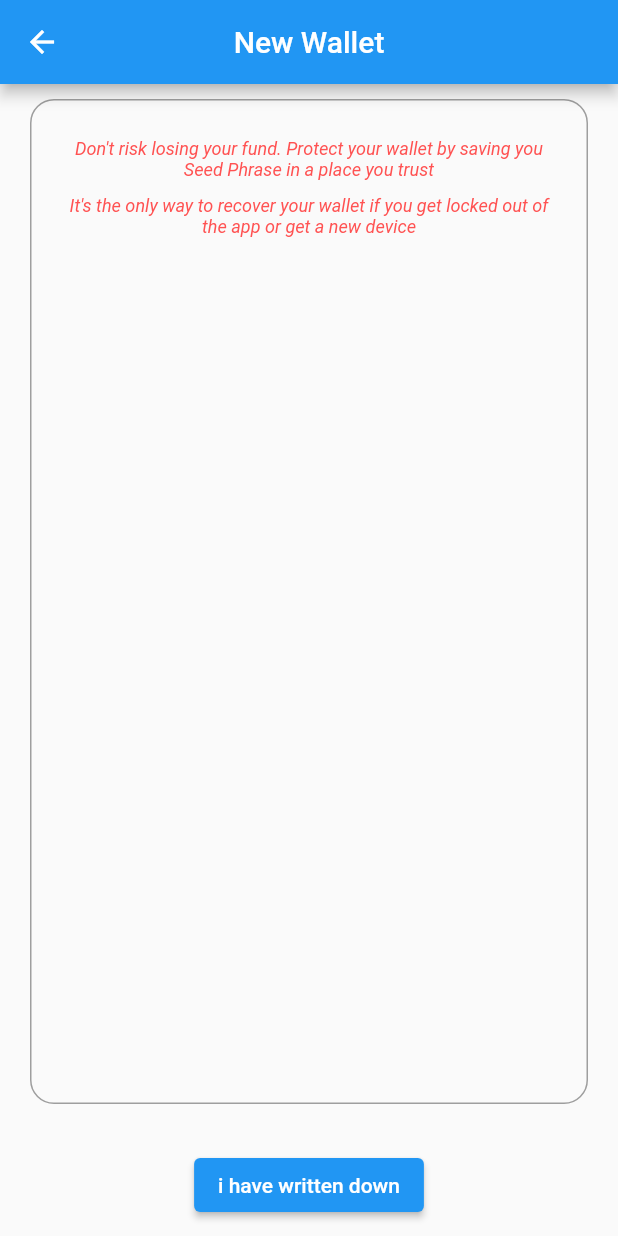
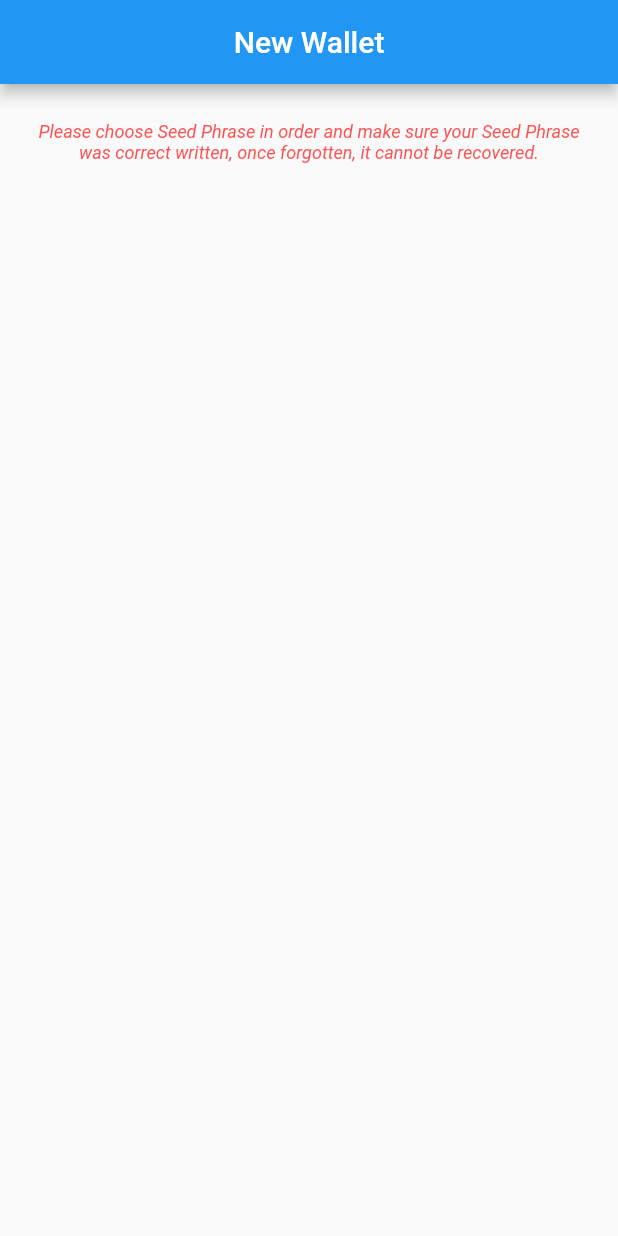
Before and after one commit to takayatomose/travel-token-mobile, a Flutter app: the CreateEWallet widget shown alone on an empty page, opened directly, after a tap on "i have written down", on a phone screen of 412 x 824 dp. Run offline on Flutter 3.47's test engine with Material 2 defaults, Android fonts, the phone set to English and light mode, and no system bars; our stand-ins replace bloc, bloc_concurrency, firebase_core, firebase_crashlytics, flutter_bloc, flutter_dotenv and 9 more; missing offline and left inert: app_settings, bip39, ed25519_hd_key, flutter_map_marker_cluster, http_interceptor, web3dart; accounts and stored records are empty; statements that could not run were skipped.

Commit message:
XTRIP-126

```diff
--- a/lib/l10n/intl_en.arb
+++ b/lib/l10n/intl_en.arb
@@ -97,6 +97,7 @@
     "newWallet": "New Wallet",
     "backedupSeedPhrase": "I have written down",
     "seedPhraseNotice1": "Don't risk losing your fund. Protect your wallet by saving you Seed Phrase in a place you trust",
-    "seedPhraseNotice2": "It's the only way to recover your wallet if you get locked out of the app or get a new device"
+    "seedPhraseNotice2": "It's the only way to recover your wallet if you get locked out of the app or get a new device",
+    "chooseSeedPhraseMessage": "Please choose Seed Phrase in order and make sure your Seed Phrase was correct written, once forgotten, it cannot be recovered."
 
 }
--- a/lib/screens/wallet/bloc/initialize_e_wallet/initialize_e_wallet_bloc.dart
+++ b/lib/screens/wallet/bloc/initialize_e_wallet/initialize_e_wallet_bloc.dart
@@ -21,5 +21,10 @@ class InitializeEWalletBloc
       emit(state.copyWith(
           seedPhrase: mnemonic, mnemonicArray: mnemonic.split(' ')));
     });
+
+    on<CheckSeedPhraseEvent>(
+      (event, emit) => emit(
+          state.copyWith(createWalletStep: CreateWalletStep.checkSeedPhrase)),
+    );
   }
 }
--- a/lib/screens/wallet/bloc/initialize_e_wallet/initialize_e_wallet_event.dart
+++ b/lib/screens/wallet/bloc/initialize_e_wallet/initialize_e_wallet_event.dart
@@ -17,3 +17,5 @@ class ExecImportWallet extends InitializeEWalletEvent {}
 class ExecCreateWallet extends InitializeEWalletEvent {}
 
 class GenerateSeedPhrase extends InitializeEWalletEvent {}
+
+class CheckSeedPhraseEvent extends InitializeEWalletEvent {}
--- a/lib/screens/wallet/bloc/initialize_e_wallet/initialize_e_wallet_state.dart
+++ b/lib/screens/wallet/bloc/initialize_e_wallet/initialize_e_wallet_state.dart
@@ -1,6 +1,11 @@
 part of './initialize_e_wallet_bloc.dart';
 
 enum InitializeWalletFormState { import, create }
+
+enum CreateWalletStep {
+  backupSeedPhrase,
+  checkSeedPhrase,
+}
 
 class InitializeEWalletState {
   final String inputtedSeedPhrase;
@@ -8,25 +13,29 @@ class InitializeEWalletState {
   final InitializeWalletFormState walletFormState;
   final String seedPhrase;
   final List<String> mnemonicArray;
+  final CreateWalletStep createWalletStep;
 
   InitializeEWalletState(
       {this.walletFormState = InitializeWalletFormState.create,
       this.inputtedSeedPhrase = '',
       this.emailVerificationCode = '',
       this.seedPhrase = '',
-      this.mnemonicArray = const []});
+      this.mnemonicArray = const [],
+      this.createWalletStep = CreateWalletStep.backupSeedPhrase});
   InitializeEWalletState copyWith(
       {String? inputtedSeedPhrase,
       String? emailVerificationCode,
       InitializeWalletFormState? walletFormState,
       String? seedPhrase,
-      List<String>? mnemonicArray}) {
+      List<String>? mnemonicArray,
+      CreateWalletStep? createWalletStep}) {
     return InitializeEWalletState(
         walletFormState: walletFormState ?? this.walletFormState,
         emailVerificationCode:
             emailVerificationCode ?? this.emailVerificationCode,
         inputtedSeedPhrase: inputtedSeedPhrase ?? this.inputtedSeedPhrase,
         seedPhrase: seedPhrase ?? this.seedPhrase,
-        mnemonicArray: mnemonicArray ?? this.mnemonicArray);
+        mnemonicArray: mnemonicArray ?? this.mnemonicArray,
+        createWalletStep: createWalletStep ?? this.createWalletStep);
   }
 }
--- a/lib/screens/wallet/create_e_wallet.dart
+++ b/lib/screens/wallet/create_e_wallet.dart
@@ -1,8 +1,8 @@
 import 'package:flutter/material.dart';
 import 'package:flutter_bloc/flutter_bloc.dart';
-import 'package:xtrip_mobile/generated/l10n.dart';
 import 'package:xtrip_mobile/screens/wallet/bloc/initialize_e_wallet/initialize_e_wallet_bloc.dart';
-import 'package:xtrip_mobile/screens/wallet/seed_phrase_notice.dart';
+import 'package:xtrip_mobile/screens/wallet/create_wallet_steps/backup_seed_phrase.dart';
+import 'package:xtrip_mobile/screens/wallet/create_wallet_steps/check_seed_phrase.dart';
 
 class CreateEWallet extends StatefulWidget {
   const CreateEWallet({Key? key}) : super(key: key);
@@ -19,58 +19,18 @@ class _CreateEWalletState extends State<CreateEWallet> {
       create: (context) =>
           InitializeEWalletBloc(formState: InitializeWalletFormState.create)
             ..add(GenerateSeedPhrase()),
-      child: BlocConsumer<InitializeEWalletBloc, InitializeEWalletState>(
-        listener: ((context, state) {}),
-        builder: (context, state) => SafeArea(
-          child: Scaffold(
-            appBar: AppBar(
-              title: Text(S.of(context).newWallet),
-              centerTitle: true,
-            ),
-            body: Container(
-              margin: const EdgeInsets.symmetric(horizontal: 20, vertical: 10),
-              child: Column(children: [
-                Expanded(
-                  flex: 1,
-                  child: Container(
-                      margin: const EdgeInsets.only(bottom: 30),
-                      padding: const EdgeInsets.symmetric(
-                          vertical: 20, horizontal: 20),
-                      decoration: BoxDecoration(
-                          borderRadius: BorderRadius.circular(16),
-                          border: Border.all(color: Colors.grey)),
-                      child: Column(
-                        mainAxisSize: MainAxisSize.max,
-                        crossAxisAlignment: CrossAxisAlignment.center,
-                        children: [
-                          SeedPhraseNotice(
-                              text: S.of(context).seedPhraseNotice1),
-                          SeedPhraseNotice(
-                              text: S.of(context).seedPhraseNotice2),
-                          if (state.seedPhrase.isNotEmpty)
-                            Expanded(
-                              child: ListView.builder(
-                                  itemCount: state.mnemonicArray.length,
-                                  itemBuilder: (BuildContext listContext,
-                                          int i) =>
-                                      Padding(
-                                        padding:
-                                            const EdgeInsets.only(bottom: 10),
-                                        child: Text(
-                                            "${i + 1}   ${state.mnemonicArray[i]}"),
-                                      )),
-                            ),
-                        ],
-                      )),
-                ),
-                ElevatedButton(
-                    onPressed: () {},
-                    child: Text(S.of(context).backedupSeedPhrase.toLowerCase()))
-              ]),
-            ),
-          ),
-        ),
-      ),
+      child: BlocBuilder<InitializeEWalletBloc, InitializeEWalletState>(
+          builder: ((context, state) => Navigator(
+                pages: [
+                  if (state.createWalletStep ==
+                      CreateWalletStep.backupSeedPhrase)
+                    const MaterialPage(child: BackupSeedPhrase()),
+                  if (state.createWalletStep ==
+                      CreateWalletStep.checkSeedPhrase)
+                    const MaterialPage(child: CheckSeedPhrase()),
+                ],
+                onPopPage: (route, result) => route.didPop(result),
+              ))),
     );
   }
 }
--- /dev/null
+++ b/lib/screens/wallet/create_wallet_steps/backup_seed_phrase.dart
@@ -0,0 +1,72 @@
+import 'package:flutter/material.dart';
+import 'package:flutter_bloc/flutter_bloc.dart';
+import 'package:xtrip_mobile/generated/l10n.dart';
+import 'package:xtrip_mobile/screens/wallet/bloc/initialize_e_wallet/initialize_e_wallet_bloc.dart';
+
+import '../seed_phrase_notice.dart';
+
+class BackupSeedPhrase extends StatelessWidget {
+  const BackupSeedPhrase({Key? key}) : super(key: key);
+
+  @override
+  Widget build(BuildContext context) {
+    return BlocProvider(
+      create: (context) => BlocProvider.of<InitializeEWalletBloc>(context),
+      child: BlocBuilder<InitializeEWalletBloc, InitializeEWalletState>(
+        builder: (context, state) => SafeArea(
+          child: Scaffold(
+            appBar: AppBar(
+              title: Text(S.of(context).newWallet),
+              centerTitle: true,
+            ),
+            body: Container(
+              margin: const EdgeInsets.symmetric(horizontal: 20, vertical: 10),
+              child: Column(children: [
+                Expanded(
+                  flex: 1,
+                  child: Container(
+                      margin: const EdgeInsets.only(bottom: 30),
+                      padding: const EdgeInsets.symmetric(
+                          vertical: 20, horizontal: 20),
+                      decoration: BoxDecoration(
+                          borderRadius: BorderRadius.circular(16),
+                          border: Border.all(color: Colors.grey)),
+                      child: Column(
+                        mainAxisSize: MainAxisSize.max,
+                        crossAxisAlignment: CrossAxisAlignment.center,
+                        children: [
+                          SeedPhraseNotice(
+                              text: S.of(context).seedPhraseNotice1),
+                          SeedPhraseNotice(
+                              text: S.of(context).seedPhraseNotice2),
+                          if (state.seedPhrase.isNotEmpty)
+                            Expanded(
+                              child: ListView.builder(
+                                  itemCount: state.mnemonicArray.length,
+                                  itemBuilder: (BuildContext listContext,
+                                          int i) =>
+                                      Padding(
+                                        padding:
+                                            const EdgeInsets.only(bottom: 10),
+                                        child: Text(
+                                            "${i + 1}   ${state.mnemonicArray[i]}"),
+                                      )),
+                            ),
+                        ],
+                      )),
+                ),
+                ElevatedButton(
+                    onPressed: () {
+                      context
+                          .read<InitializeEWalletBloc>()
+                          .add(CheckSeedPhraseEvent());
+                    },
+                    child: Text(S.of(context).backedupSeedPhrase.toLowerCase()))
+              ]),
+            ),
+          ),
+        ),
+      ),
+    );
+  }
+}
--- /dev/null
+++ b/lib/screens/wallet/create_wallet_steps/check_seed_phrase.dart
@@ -0,0 +1,34 @@
+import 'package:flutter/material.dart';
+import 'package:flutter_bloc/flutter_bloc.dart';
+import 'package:xtrip_mobile/generated/l10n.dart';
+import 'package:xtrip_mobile/screens/wallet/bloc/initialize_e_wallet/initialize_e_wallet_bloc.dart';
+import 'package:xtrip_mobile/screens/wallet/seed_phrase_notice.dart';
+
+class CheckSeedPhrase extends StatelessWidget {
+  const CheckSeedPhrase({Key? key}) : super(key: key);
+
+  @override
+  Widget build(BuildContext context) {
+    return BlocProvider(
+      create: (context) => BlocProvider.of<InitializeEWalletBloc>(context),
+      child: BlocBuilder<InitializeEWalletBloc, InitializeEWalletState>(
+        builder: (context, state) => SafeArea(
+          child: Scaffold(
+            appBar: AppBar(
+              title: Text(S.of(context).newWallet),
+              centerTitle: true,
+            ),
+            body: Container(
+              margin: const EdgeInsets.symmetric(vertical: 20, horizontal: 20),
+              child: Column(children: [
+                SeedPhraseNotice(
+                  text: S.of(context).chooseSeedPhraseMessage,
+                )
+              ]),
+            ),
+          ),
+        ),
+      ),
+    );
+  }
+}
```
Also changed, not shown: lib/generated/intl/messages_en.dart, lib/generated/l10n.dart.
